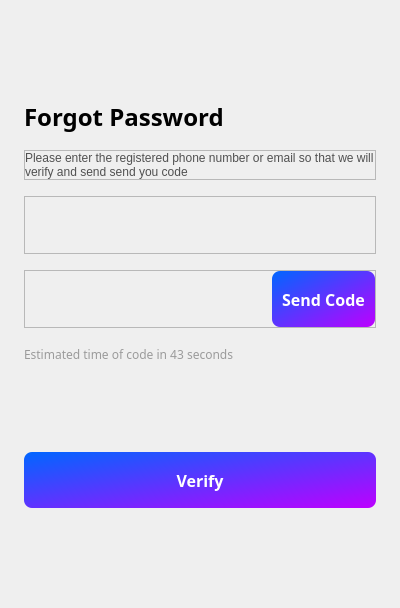
Before: the Qt Designer form ui/forgotPassword.ui in yechaoGitHub/AI, drawn with Qt 5.
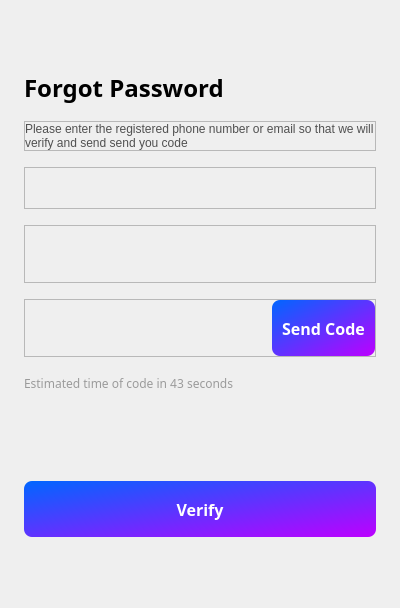
After: the same form once the commit is applied. Icons and pictures are not drawn. Custom widgets are drawn as their Qt base class.

```diff
--- a/ui/forgotPassword.ui
+++ b/ui/forgotPassword.ui
@@ -131,6 +131,85 @@
      </layout>
     </widget>
    </item>
+   <item>
+    <widget class="QFrame" name="frame_4">
+     <property name="frameShape">
+      <enum>QFrame::StyledPanel</enum>
+     </property>
+     <property name="frameShadow">
+      <enum>QFrame::Raised</enum>
+     </property>
+     <layout class="QHBoxLayout" name="horizontalLayout_5">
+      <property name="spacing">
+       <number>0</number>
+      </property>
+      <property name="leftMargin">
+       <number>0</number>
+      </property>
+      <property name="topMargin">
+       <number>0</number>
+      </property>
+      <property name="rightMargin">
+       <number>0</number>
+      </property>
+      <property name="bottomMargin">
+       <number>0</number>
+      </property>
+      <item>
+       <widget class="QComboBox" name="cbPhone">
+        <property name="minimumSize">
+         <size>
+          <width>120</width>
+          <height>40</height>
+         </size>
+        </property>
+        <property name="maximumSize">
+         <size>
+          <width>120</width>
+          <height>40</height>
+         </size>
+        </property>
+        <property name="styleSheet">
+         <string notr="true">QComboBox{
+	border:none;
+	background-color: rgba(255, 255, 255,0);
+	padding-left:10px;
+}
+
+QComboBox::drop-down {
+    subcontrol-origin: padding;
+    subcontrol-position: top left;
+    width: 20px;
+    border-top-right-radius: 3px; 
+    border-bottom-right-radius: 3px;
+}
+
+QComboBox::down-arrow {
+	image: url(:/QtTest/icon/Speech/down.png);
+}
+
+QComboBox QAbstractItemView::item { 
+	min-height: 40px;
+}</string>
+        </property>
+       </widget>
+      </item>
+      <item>
+       <spacer name="horizontalSpacer_2">
+        <property name="orientation">
+         <enum>Qt::Horizontal</enum>
+        </property>
+        <property name="sizeHint" stdset="0">
+         <size>
+          <width>40</width>
+          <height>20</height>
+         </size>
+        </property>
+       </spacer>
+      </item>
+     </layout>
+    </widget>
+   </item>
    <item>
     <widget class="QFrame" name="frame_2">
      <property name="frameShape">
@@ -229,7 +308,7 @@
      </property>
      <layout class="QHBoxLayout" name="horizontalLayout_3">
       <property name="spacing">
-       <number>16</number>
+       <number>8</number>
       </property>
       <property name="leftMargin">
        <number>0</number>
```
Left out of the diff: 2 changed lines with no effect on the pictures.
